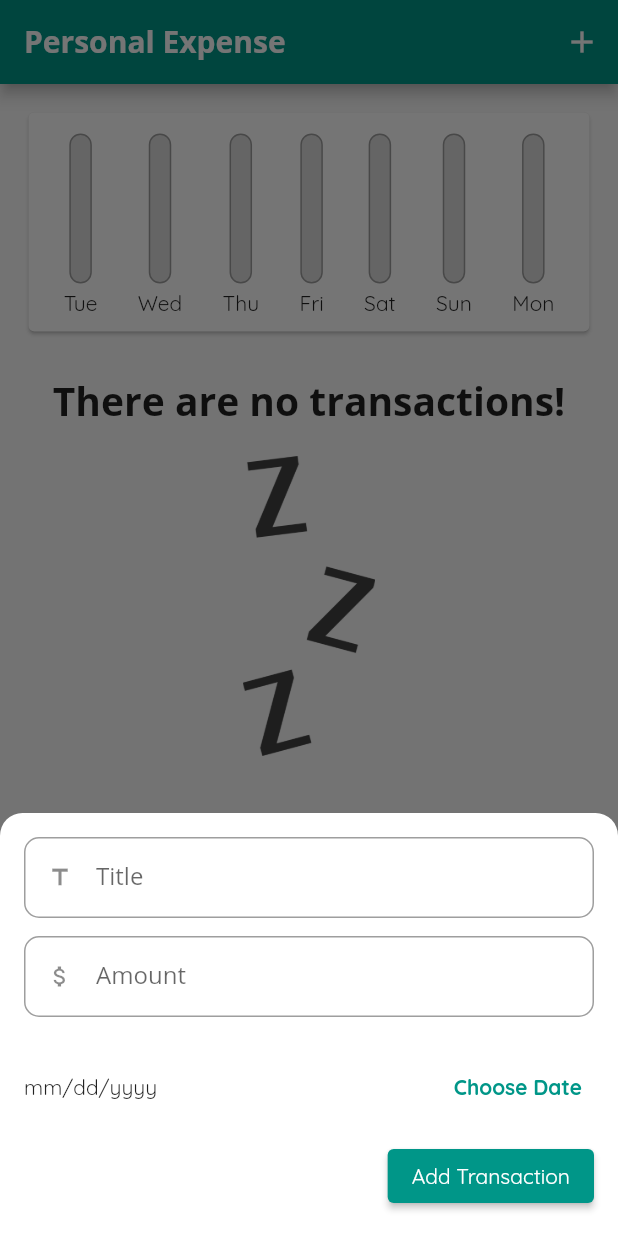
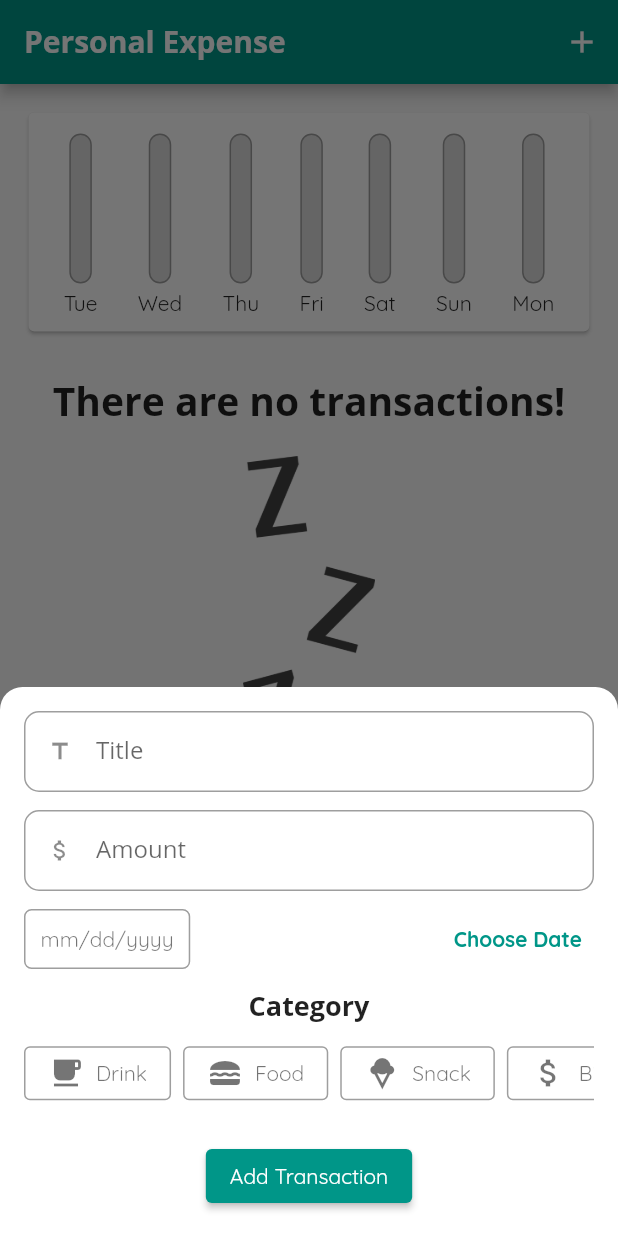
Before and after one commit to AdlyRadwika/personal_expense, a Flutter app: the screen it shows after launch, after a tap on the "add" icon, on a phone screen of 412 x 824 dp. Run offline on Flutter 3.47's test engine with Material 2 defaults, Android fonts, the phone set to English and light mode, and no system bars.

Commit message:
add category to the inputs

```diff
--- a/lib/data/model/transaction.dart
+++ b/lib/data/model/transaction.dart
@@ -11,3 +11,23 @@ class Transaction {
     required this.date
   });
 }
+
+class TransactionCategory {
+  final String name;
+
+  TransactionCategory(this.name);
+}
+
+var categoryList = [
+  TransactionCategory('Drink'),
+  TransactionCategory('Food'),
+  TransactionCategory('Snack'),
+  TransactionCategory('Bill'),
+  TransactionCategory('Laundry'),
+  TransactionCategory('Transportation'),
+  TransactionCategory('Tools'),
+  TransactionCategory('Virtual Money'),
+  TransactionCategory('Shopping'),
+  TransactionCategory('Subscription'),
+  TransactionCategory('Others'),
+];
--- a/lib/pages/home/home.dart
+++ b/lib/pages/home/home.dart
@@ -15,9 +15,6 @@ class HomePage extends StatefulWidget {
 }
 
 class _HomePageState extends State<HomePage> {
-  final titleController = TextEditingController();
-  final amountController = TextEditingController();
-
   final List<Transaction> _userTransaction = [];
 
   List<Transaction> get _recentTransactions {
--- /dev/null
+++ b/lib/pages/home/widgets/category_widget.dart
@@ -0,0 +1,37 @@
+import 'package:flutter/material.dart';
+
+import 'package:personal_expense/data/model/transaction.dart';
+import 'package:personal_expense/utility/icon_util.dart';
+
+class CategoryWidget extends StatelessWidget {
+  final bool isSelected;
+  final TransactionCategory selectedCategory;
+  final int itemPosition;
+  final Function(int position) onAreaClicked;
+
+  const CategoryWidget({Key? key, required this.isSelected, required this.selectedCategory, required this.itemPosition, required this.onAreaClicked}) : super(key: key);
+
+  @override
+  Widget build(BuildContext context) {
+    return OutlinedButton.icon(
+      onPressed: () {
+        onAreaClicked(itemPosition);
+      },
+      style: OutlinedButton.styleFrom(
+        primary: isSelected
+          ? Theme.of(context).colorScheme.primary
+          : Theme.of(context).unselectedWidgetColor
+        ,
+        side: BorderSide(
+          color: isSelected
+            ? Theme.of(context).colorScheme.primary
+            : Theme.of(context).disabledColor
+        ),
+      ),
+      icon: Icon(
+        IconUtil.getIconFromString(selectedCategory.name)
+      ),
+      label: Text(selectedCategory.name),
+    );
+  }
+}
--- a/lib/pages/home/widgets/new_transaction_widget.dart
+++ b/lib/pages/home/widgets/new_transaction_widget.dart
@@ -1,5 +1,8 @@
 import 'package:flutter/material.dart';
 import 'package:intl/intl.dart';
+import 'package:personal_expense/pages/home/widgets/category_widget.dart';
+
+import '../../../data/model/transaction.dart';
 
 class NewTransaction extends StatefulWidget {
   final Function addTransaction;
@@ -17,6 +20,7 @@ class _NewTransactionState extends State<NewTransaction> {
   final _inputKey = GlobalKey<FormState>();
   DateTime? _selectedDate;
   String? _dateText;
+  int _selectedCategoryPosition = -1;
 
   @override
   void dispose() {
@@ -64,7 +68,6 @@ class _NewTransactionState extends State<NewTransaction> {
             bottom: MediaQuery.of(context).viewInsets.bottom
         ),
         child: Column(
-          crossAxisAlignment: CrossAxisAlignment.end,
           children: [
             Form(
               key: _inputKey,
@@ -120,15 +123,30 @@ class _NewTransactionState extends State<NewTransaction> {
                 ],
               ),
             ),
-            const SizedBox(height: 12,),
-            SizedBox(
-              height: 70,
-              child: Row(
+            const SizedBox(height: 8,),
+            Row(
               mainAxisAlignment: MainAxisAlignment.spaceBetween,
               children: [
-                  Text( _selectedDate == null
+                Container(
+                  padding: const EdgeInsets.all(10),
+                  decoration: BoxDecoration(
+                    border: Border.all(
+                      width: 1,
+                      color: _selectedDate == null
+                        ? Theme.of(context).disabledColor
+                        : Theme.of(context).colorScheme.primary
+                    ),
+                    borderRadius: const BorderRadius.all(Radius.circular(5)),
+                  ),
+                  child: Text( _selectedDate == null
                     ? _dateText = 'mm/dd/yyyy'
-                    : _dateText = "Picked date: ${DateFormat.yMd().format(_selectedDate!)}",
+                    : _dateText = DateFormat.yMd().format(_selectedDate!),
+                    style: TextStyle(
+                      color: _selectedDate == null
+                        ? Theme.of(context).unselectedWidgetColor
+                        : Theme.of(context).colorScheme.primary
+                    ),
+                  ),
                 ),
                 TextButton(
                   onPressed: _chooseDatePicker,
@@ -144,7 +162,43 @@ class _NewTransactionState extends State<NewTransaction> {
                 )
               ],
             ),
+            const SizedBox(height: 8,),
+            Align(
+              alignment: Alignment.centerLeft,
+              child: Column(
+                children: [
+                  Text(
+                    "Category",
+                    style: Theme.of(context).textTheme.titleMedium,
                   ),
+                  SizedBox(
+                    height: 65,
+                    child: ListView.builder(
+                      itemCount: categoryList.length,
+                      scrollDirection: Axis.horizontal,
+                      itemBuilder: (context, index) {
+                        final TransactionCategory selectedCategory = categoryList[index];
+                        return Row(
+                          children: [
+                            CategoryWidget(
+                              isSelected: _selectedCategoryPosition == index,
+                              selectedCategory: selectedCategory,
+                              itemPosition: index,
+                              onAreaClicked: (position) {
+                                _selectedCategoryPosition = index;
+                                setState(() {});
+                              },
+                            ),
+                            const SizedBox(width: 8,),
+                          ],
+                        );
+                      },
+                    ),
+                  )
+                ],
+              ),
+            ),
+            const SizedBox(height: 12,),
             ElevatedButton(
                 onPressed: () {
                   if (_inputKey.currentState!.validate() && _dateText != "mm/dd/yyyy") {
--- /dev/null
+++ b/lib/utility/icon_util.dart
@@ -0,0 +1,32 @@
+import 'package:flutter/material.dart';
+
+class IconUtil{
+  static IconData getIconFromString(String icon){
+    switch(icon){
+      case 'Snack':
+        return Icons.icecream;
+      case 'Food':
+        return Icons.lunch_dining;
+      case 'Drink':
+        return Icons.local_cafe;
+      case 'Laundry':
+        return Icons.dry_cleaning;
+      case 'Virtual Money':
+        return Icons.attach_money;
+      case 'Transportation':
+        return Icons.commute;
+      case 'Tools':
+        return Icons.home_repair_service;
+      case 'Bills':
+        return Icons.receipt_long;
+      case 'Subscription':
+        return Icons.subscriptions;
+      case 'Shopping':
+        return Icons.shopping_cart;
+      case 'Others':
+        return Icons.menu;
+      default:
+        return Icons.attach_money;
+    }
+  }
+}
```
Lines whose indentation alone changed are shown as unchanged.
